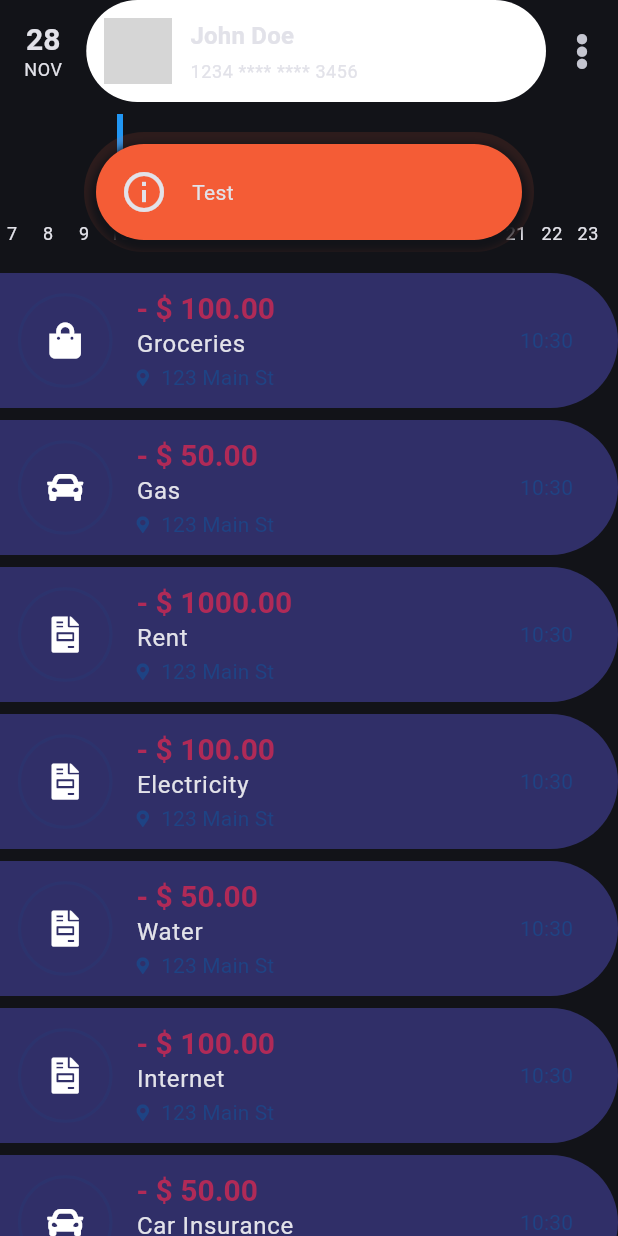
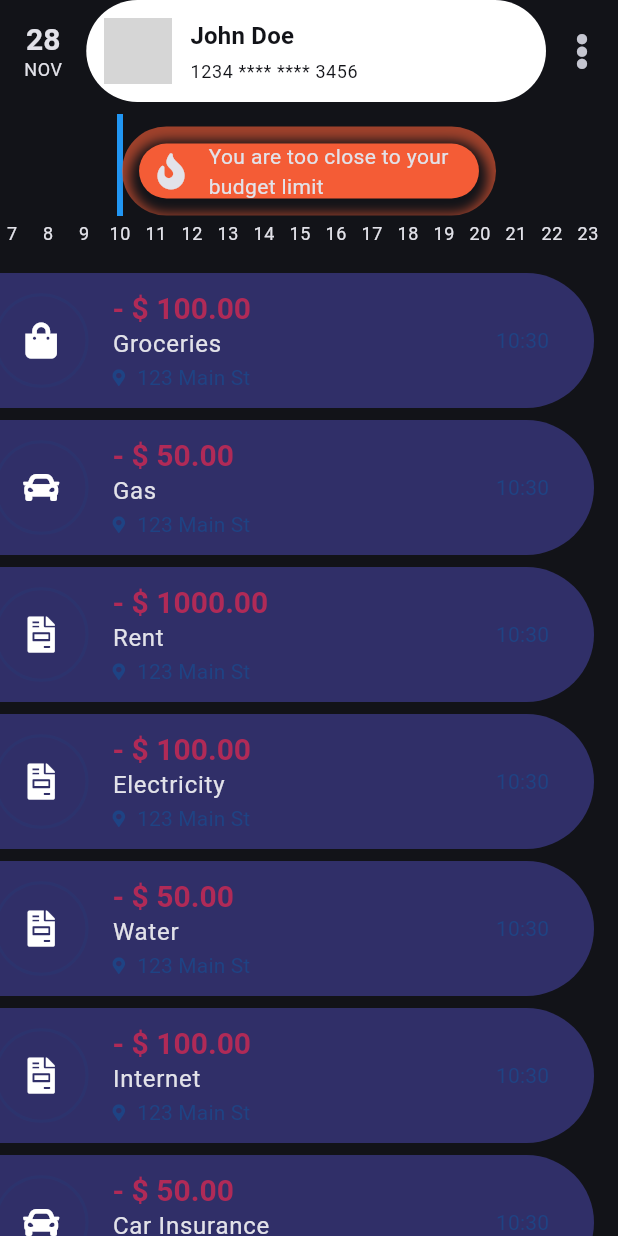
Before and after one commit to Shalomka/kyla_home_budget, a Flutter app: the screen it shows after launch, on a phone screen of 412 x 824 dp. Run offline on Flutter 3.47's test engine with Material 3 defaults, Android fonts, the light colour scheme and no system bars; drawn by our look-alikes of delayed_display; our stand-ins replace flutter_riverpod, font_awesome_flutter; network calls fail; grey boxes are pictures that could not be loaded.

Commit message:
ui fixes

```diff
--- a/lib/src/features/expenses/ui/components/expense_menu.dart
+++ b/lib/src/features/expenses/ui/components/expense_menu.dart
@@ -1,68 +1,97 @@
 import 'package:flutter/material.dart';
 import 'package:font_awesome_flutter/font_awesome_flutter.dart';
 
-class ExpenseMenu extends StatelessWidget {
+class ExpenseMenu extends StatefulWidget {
   final Color color;
   final double height;
   final double width;
-  final bool active;
+  final Duration delay;
   const ExpenseMenu({
     this.color = Colors.green,
     this.height = 50,
     this.width = 160,
-    this.active = false,
+    this.delay = const Duration(milliseconds: 240),
     super.key,
   });
 
   @override
+  State<ExpenseMenu> createState() => _ExpenseMenuState();
+}
+
+class _ExpenseMenuState extends State<ExpenseMenu> {
+  bool isActive = false;
+  bool isExpanded = false;
+
+  @override
+  void initState() {
+    Future.delayed(Duration.zero, () {
+      setState(() {
+        isActive = true;
+      });
+    });
+    // waiting the delay to expand the menu
+    Future.delayed(widget.delay, () {
+      setState(() {
+        isExpanded = true;
+      });
+    });
+    super.initState();
+  }
+
+  @override
   Widget build(BuildContext context) {
     // iconsize
-    final iconSize = height * 0.4;
+    final iconSize = widget.height * 0.4;
 
-    return SizedBox.shrink(
+    return Center(
       child: AnimatedContainer(
-        duration: const Duration(milliseconds: 300),
+        duration: widget.delay,
         curve: Curves.easeInOut,
-        height: height,
-        width: active ? width : 0,
+        height: widget.height,
+        width: isActive ? widget.width : 0,
         decoration: BoxDecoration(
-            color: active ? color : Colors.transparent,
-            borderRadius: BorderRadius.circular(height / 2)),
+            color: widget.color,
+            borderRadius: BorderRadius.circular(widget.height / 2)),
         child: Padding(
           padding: const EdgeInsets.symmetric(horizontal: 8),
+          child: isExpanded
+              ? FittedBox(
+                  fit: BoxFit.scaleDown,
                   child: Row(
                     children: [
                       // send
                       AnimatedSwitcher(
-                duration: const Duration(milliseconds: 300),
+                        duration: Duration(
+                            milliseconds: widget.delay.inMilliseconds + 240),
                         switchInCurve: Curves.easeOut,
                         switchOutCurve: Curves.easeIn,
-                child: active
+                        child: isExpanded
                             ? IconButton(
-                        key: const ValueKey('send'),
                                 iconSize: iconSize,
                                 onPressed: () {},
                                 icon: const FaIcon(FontAwesomeIcons.paperPlane),
                               )
-                    : const SizedBox(),
+                            : SizedBox(width: 0),
                       ),
                       // edit
                       AnimatedSwitcher(
-                duration: const Duration(milliseconds: 120),
+                        duration: Duration(
+                            milliseconds: widget.delay.inMilliseconds + 120),
                         switchInCurve: Curves.easeOut,
                         switchOutCurve: Curves.easeIn,
-                child: active
+                        child: isExpanded
                             ? IconButton(
                                 onPressed: () {},
                                 iconSize: iconSize,
                                 icon: const FaIcon(FontAwesomeIcons.edit),
                               )
-                    : const SizedBox(),
+                            : SizedBox(width: 0),
                       ),
                       // delete
-              AnimatedContainer(
-                duration: const Duration(milliseconds: 300),
-                child: active
+                      AnimatedSwitcher(
+                        duration: Duration(
+                            milliseconds: widget.delay.inMilliseconds + 240),
+                        child: isExpanded
                             ? IconButton(
                                 onPressed: () {},
                                 iconSize: iconSize,
@@ -70,10 +99,12 @@ class ExpenseMenu extends StatelessWidget {
                                   FontAwesomeIcons.trash,
                                 ),
                               )
-                    : const SizedBox(),
+                            : SizedBox(width: 0),
                       ),
                     ],
                   ),
+                )
+              : const SizedBox(),
         ),
       ),
     );
--- a/lib/src/features/expenses/ui/expense_card.dart
+++ b/lib/src/features/expenses/ui/expense_card.dart
@@ -20,7 +20,9 @@ class _ExpenseCardState extends State<ExpenseCard> {
     return SizedBox(
       height: 90,
       child: MenuSlider(
-        menu: ExpenseMenu(active: isOpen),
+        menu: AnimatedSwitcher(
+            duration: const Duration(milliseconds: 300),
+            child: isOpen ? const ExpenseMenu() : const SizedBox()),
         onSlideChange: (MenuSliderValue value) {
           setState(() {
             isOpen = value == MenuSliderValue.open;
--- /dev/null
+++ b/lib/src/features/in_app_messages/providers/messages_provider.dart
@@ -0,0 +1,6 @@
+import 'package:flutter_riverpod/flutter_riverpod.dart';
+
+final messagesProvider = FutureProvider<String>((ref) async {
+  await Future.delayed(const Duration(seconds: 5));
+  return 'You are too close to your budget limit';
+});
--- a/lib/src/features/in_app_messages/ui/components/message_card.dart
+++ b/lib/src/features/in_app_messages/ui/components/message_card.dart
@@ -1,4 +1,5 @@
 import 'package:flutter/material.dart';
+import 'package:font_awesome_flutter/font_awesome_flutter.dart';
 
 class MessageCard extends StatelessWidget {
   final Widget? icon;
@@ -17,10 +18,9 @@ class MessageCard extends StatelessWidget {
       // icon
       Padding(
         padding: const EdgeInsets.only(left: 16.0),
-        child: Icon(
-          Icons.info_outline,
+        child: FaIcon(
+          FontAwesomeIcons.fire,
           color: color,
-          size: 32,
         ),
       ),
       // message
--- a/lib/src/features/in_app_messages/ui/components/pulsating_container.dart
+++ b/lib/src/features/in_app_messages/ui/components/pulsating_container.dart
@@ -18,7 +18,7 @@ class PulsatingContainer extends StatefulWidget {
     this.color = const Color.fromARGB(255, 244, 92, 54),
     this.pulsatingColor = const Color.fromARGB(255, 244, 92, 54),
     this.backgroundColor = Colors.white,
-    this.duration = const Duration(milliseconds: 600),
+    this.duration = const Duration(milliseconds: 400),
     this.child,
   }) : super(key: key);
 
@@ -30,7 +30,7 @@ class PulsatingContainerState extends State<PulsatingContainer>
     with SingleTickerProviderStateMixin {
   late AnimationController _animationController;
   late Animation<double> _animation;
-  late final double gapCoefficient = 0.2;
+  late final double gapCoefficient = 0.4;
   late final double maxGapWidth = widget.maxWidth * gapCoefficient;
   late final double maxGapHeight = widget.maxHeight * gapCoefficient;
 
@@ -57,7 +57,6 @@ class PulsatingContainerState extends State<PulsatingContainer>
 
   @override
   Widget build(BuildContext context) {
-    print('PulsatingContainerState.build wirh child ${widget.child?.key}');
     return SizedBox(
       height: widget.maxHeight,
       width: widget.maxWidth,
--- a/lib/src/features/in_app_messages/ui/in_app_message_view.dart
+++ b/lib/src/features/in_app_messages/ui/in_app_message_view.dart
@@ -21,9 +21,9 @@ class InAppMessageView extends StatefulWidget {
 
 class _InAppMessageViewState extends State<InAppMessageView> {
   final appearDuration = const Duration(milliseconds: 300);
-  final allertFieldMaxHeight = 80.0;
-  final allertFieldMaxWidth = 300.0;
-  double allertFieldWidth = 80.0;
+  final allertFieldMaxHeight = 60.0;
+  final allertFieldMaxWidth = 250.0;
+  double allertFieldWidth = 60.0;
 
   bool isLoaded = false;
   bool isExpanded = false;
@@ -78,6 +78,8 @@ class _InAppMessageViewState extends State<InAppMessageView> {
         width: allertFieldMaxWidth,
         child: Center(
           child: AnimatedContainer(
+            padding:
+                const EdgeInsets.only(top: 0, bottom: 24, left: 0, right: 0),
             width: isExpanded ? allertFieldMaxWidth : allertFieldWidth,
             height: widget.height,
             duration: appearDuration,
--- a/lib/src/features/overview/ui/overview_page.dart
+++ b/lib/src/features/overview/ui/overview_page.dart
@@ -13,11 +13,14 @@ class OverviewPage extends ConsumerWidget {
   @override
   Widget build(BuildContext context, WidgetRef ref) {
     final expenseLoader = ref.watch(expensesProvider);
+
     return ProfileScaffold(
       body: expenseLoader.when(
         data: (expenses) {
           //TODO: add an empty state
-          return ListView.separated(
+          return Padding(
+            padding: const EdgeInsets.only(right: 16),
+            child: ListView.separated(
               padding: const EdgeInsets.only(top: 14),
               separatorBuilder: (context, index) => const SizedBox(
                 height: 8,
@@ -25,10 +28,12 @@ class OverviewPage extends ConsumerWidget {
               physics: const BouncingScrollPhysics(),
               itemBuilder: (context, index) {
                 return DelayedDisplay(
-                  delay: Duration(milliseconds: index < 3 ? 100 * index : 300),
+                    delay:
+                        Duration(milliseconds: index < 3 ? 100 * index : 300),
                     child: ExpenseCard(expenses[index]));
               },
               itemCount: expenses.length,
+            ),
           );
         },
         loading: () => const LoaderView(),
--- a/lib/src/features/profile/ui/components/masked_card_number.dart
+++ b/lib/src/features/profile/ui/components/masked_card_number.dart
@@ -12,7 +12,9 @@ class MaskedCardNumber extends StatelessWidget {
       children: [
         Text(
           maskedNumber,
-          style: Theme.of(context).textTheme.bodySmall,
+          style: Theme.of(context).textTheme.bodySmall!.copyWith(
+                color: Theme.of(context).primaryColor,
+              ),
         ),
 
         // TODO: add mastercard logo
--- a/lib/src/features/profile/ui/profile_banner.dart
+++ b/lib/src/features/profile/ui/profile_banner.dart
@@ -41,7 +41,10 @@ class ProfileBanner extends StatelessWidget {
                       children: [
                         Text(
                           user!.fullName,
-                          style: Theme.of(context).textTheme.titleMedium,
+                          style: Theme.of(context)
+                              .textTheme
+                              .titleMedium!
+                              .copyWith(color: Theme.of(context).primaryColor),
                         ),
                         const SizedBox(
                           height: 4,
--- a/lib/src/features/profile/ui/profile_scaffold.dart
+++ b/lib/src/features/profile/ui/profile_scaffold.dart
@@ -2,6 +2,7 @@ import 'package:flutter/material.dart';
 import 'package:flutter_riverpod/flutter_riverpod.dart';
 import 'package:kyla_home_budget/src/features/expenses/ui/day_graph.dart';
 import 'package:kyla_home_budget/src/features/expenses/ui/expenses_app_bar.dart';
+import 'package:kyla_home_budget/src/features/in_app_messages/providers/messages_provider.dart';
 import 'package:kyla_home_budget/src/features/in_app_messages/ui/in_app_message_view.dart';
 import 'package:kyla_home_budget/src/features/profile/provider/user_provider.dart';
 import 'package:kyla_home_budget/src/features/profile/ui/profile_banner.dart';
@@ -16,6 +17,8 @@ class ProfileScaffold extends ConsumerWidget {
   @override
   Widget build(BuildContext context, WidgetRef ref) {
     final user = ref.watch(userProvider);
+    final messageLoader = ref.watch(messagesProvider);
+
     const profileHeight = 68.0;
     const infoAreaHeight = 100.0;
 
@@ -37,15 +40,16 @@ class ProfileScaffold extends ConsumerWidget {
             Expanded(child: body),
           ],
         ),
-        const SizedBox(
-          height: profileHeight + infoAreaHeight,
-          child: Center(
-            child: InAppMessageView(
-              message: 'Test',
-              height: profileHeight + infoAreaHeight,
+        if (messageLoader.value != null)
+          SizedBox(
+            height: profileHeight + infoAreaHeight,
+            child: Center(
+              child: InAppMessageView(
+                message: messageLoader.value!,
+                height: profileHeight + infoAreaHeight,
+              ),
             ),
           ),
-        ),
         Positioned(
           top: 0,
           left: 0,
```
Lines whose indentation alone changed are shown as unchanged.
